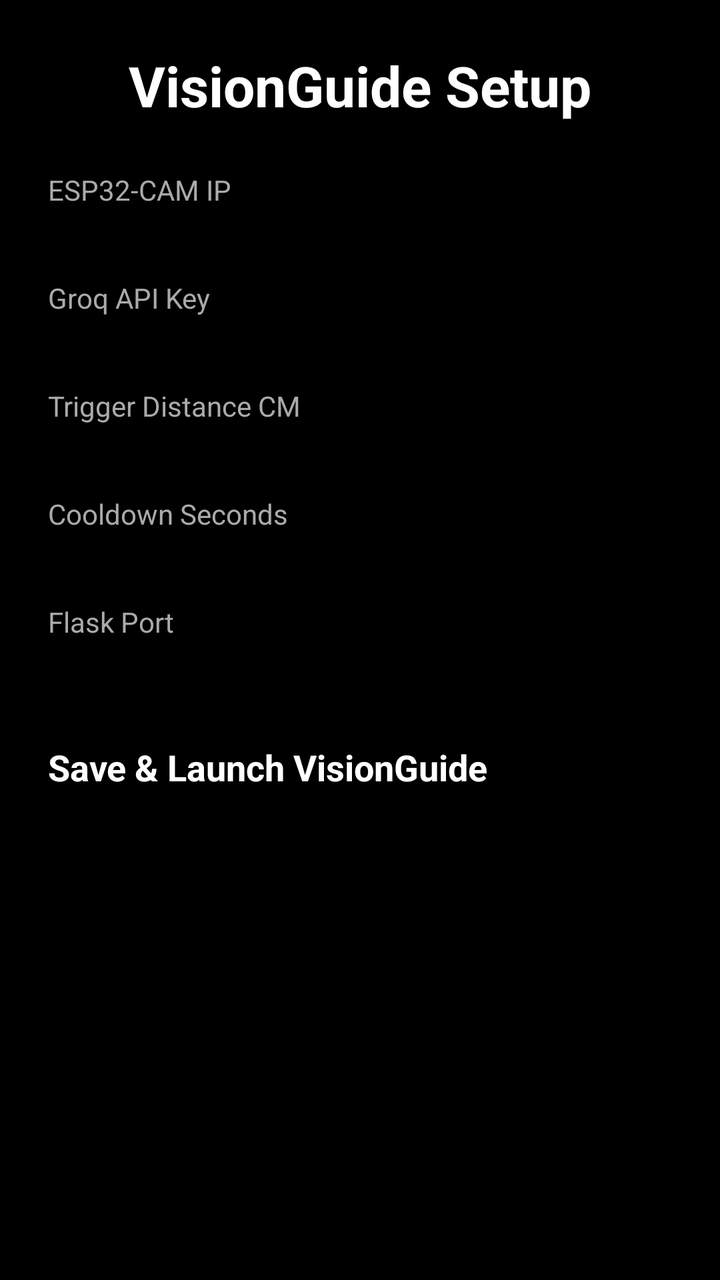
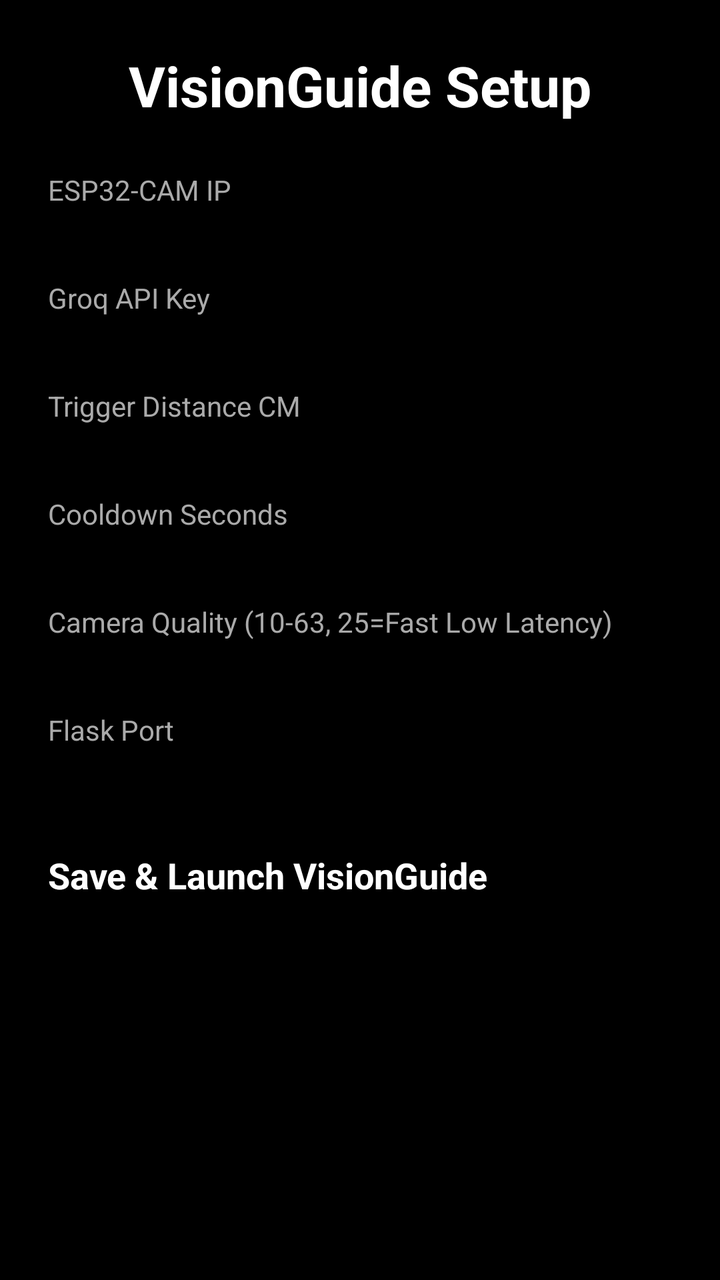

Compare the two renders of this Android layout. The source of the first and the diff that turns it into the second are given below.
<!-- AndroidManifest.xml: activity theme Theme.MyApplication -->
<!-- res/layout/activity_setup.xml -->
<?xml version="1.0" encoding="utf-8"?>
<ScrollView xmlns:android="http://schemas.android.com/apk/res/android"
    android:layout_width="match_parent"
    android:layout_height="match_parent"
    android:background="#000000">

    <LinearLayout
        android:layout_width="match_parent"
        android:layout_height="wrap_content"
        android:orientation="vertical"
        android:padding="24dp">

        <TextView
            android:layout_width="wrap_content"
            android:layout_height="wrap_content"
            android:text="VisionGuide Setup"
            android:textSize="28sp"
            android:textStyle="bold"
            android:textColor="#FFFFFF"
            android:layout_marginBottom="24dp"
            android:layout_gravity="center_horizontal"/>

        <TextView android:layout_width="wrap_content" android:layout_height="wrap_content" android:text="ESP32-CAM IP" android:textColor="#AAAAAA"/>
        <EditText android:id="@+id/etCamIp" android:layout_width="match_parent" android:layout_height="wrap_content" android:textColor="#FFFFFF" android:textColorHint="#555555" android:inputType="textUri" android:layout_marginBottom="16dp"/>

        <TextView android:layout_width="wrap_content" android:layout_height="wrap_content" android:text="Groq API Key" android:textColor="#AAAAAA"/>
        <EditText android:id="@+id/etGroqKey" android:layout_width="match_parent" android:layout_height="wrap_content" android:textColor="#FFFFFF" android:textColorHint="#555555" android:inputType="textPassword" android:layout_marginBottom="16dp"/>

        <TextView android:layout_width="wrap_content" android:layout_height="wrap_content" android:text="Trigger Distance CM" android:textColor="#AAAAAA"/>
        <EditText android:id="@+id/etTriggerCm" android:layout_width="match_parent" android:layout_height="wrap_content" android:textColor="#FFFFFF" android:textColorHint="#555555" android:inputType="number" android:layout_marginBottom="16dp"/>

        <TextView android:layout_width="wrap_content" android:layout_height="wrap_content" android:text="Cooldown Seconds" android:textColor="#AAAAAA"/>
        <EditText android:id="@+id/etCooldown" android:layout_width="match_parent" android:layout_height="wrap_content" android:textColor="#FFFFFF" android:textColorHint="#555555" android:inputType="number" android:layout_marginBottom="16dp"/>

        <TextView android:layout_width="wrap_content" android:layout_height="wrap_content" android:text="Flask Port" android:textColor="#AAAAAA"/>
        <EditText android:id="@+id/etPort" android:layout_width="match_parent" android:layout_height="wrap_content" android:textColor="#FFFFFF" android:textColorHint="#555555" android:inputType="number" android:layout_marginBottom="32dp"/>

        <Button
            android:id="@+id/btnSaveLaunch"
            android:layout_width="match_parent"
            android:layout_height="60dp"
            android:text="Save &amp; Launch VisionGuide"
            android:textSize="18sp"
            android:textStyle="bold"
            android:backgroundTint="#22C55E"
            android:textColor="#FFFFFF" />
    </LinearLayout>
</ScrollView>
<!-- resources referenced by this layout -->
<resources>
  <style name="Theme.MyApplication" parent="android:Theme.DeviceDefault.NoActionBar">
          <item name="android:windowBackground">@android:color/black</item>
          <item name="android:textColor">@android:color/white</item>
          <item name="android:statusBarColor">@android:color/black</item>
          <item name="android:navigationBarColor">@android:color/black</item>
      </style>
</resources>

<!-- the commit's change to res/layout/activity_setup.xml (unified diff, before → after) -->
@@ -32,6 +32,9 @@
         <TextView android:layout_width="wrap_content" android:layout_height="wrap_content" android:text="Cooldown Seconds" android:textColor="#AAAAAA"/>
         <EditText android:id="@+id/etCooldown" android:layout_width="match_parent" android:layout_height="wrap_content" android:textColor="#FFFFFF" android:textColorHint="#555555" android:inputType="number" android:layout_marginBottom="16dp"/>
 
+        <TextView android:layout_width="wrap_content" android:layout_height="wrap_content" android:text="Camera Quality (10-63, 25=Fast Low Latency)" android:textColor="#AAAAAA"/>
+        <EditText android:id="@+id/etCamQuality" android:layout_width="match_parent" android:layout_height="wrap_content" android:textColor="#FFFFFF" android:textColorHint="#555555" android:inputType="number" android:layout_marginBottom="16dp"/>
+
         <TextView android:layout_width="wrap_content" android:layout_height="wrap_content" android:text="Flask Port" android:textColor="#AAAAAA"/>
         <EditText android:id="@+id/etPort" android:layout_width="match_parent" android:layout_height="wrap_content" android:textColor="#FFFFFF" android:textColorHint="#555555" android:inputType="number" android:layout_marginBottom="32dp"/>
 
